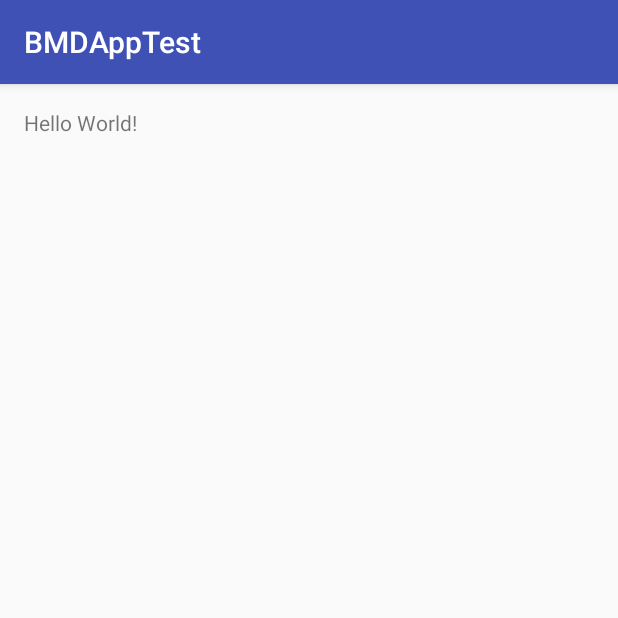
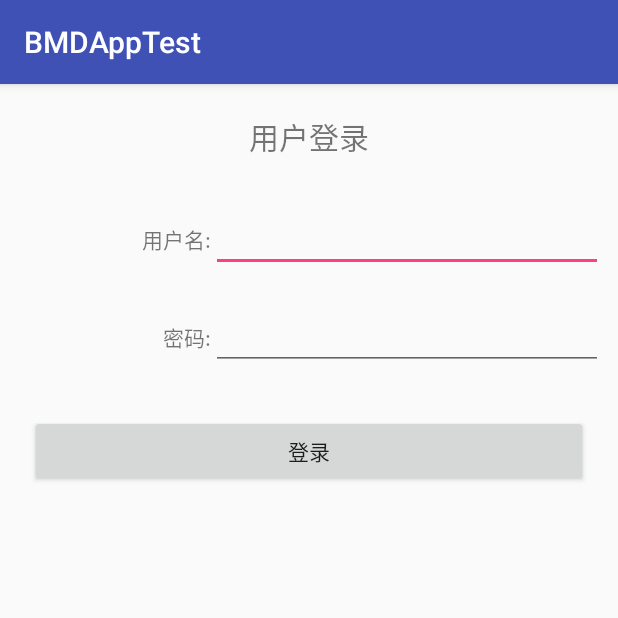
Before and after one commit to 80678156/BMDAppTest, an Android app: the screen it shows after launch (MainActivity), on a phone screen of 412 x 824 dp, the top half of it. Run offline under Robolectric (Android 15) with nearby library versions, the phone set to English and light mode, and no system bars; our stand-ins replace ButterKnife; 1 statement that could not run was skipped.

Commit message:
测试一下

```diff
--- a/app/build.gradle
+++ b/app/build.gradle
@@ -42,12 +42,11 @@ dependencies {
     compile 'io.reactivex.rxjava2:rxandroid:2.0.1'
     compile 'io.reactivex.rxjava2:rxjava:2.0.1'
     //权限处理
-    //compile 'com.tbruyelle.rxpermissions2:rxpermissions:0.9.1@aar'
     compile 'com.tbruyelle.rxpermissions2:rxpermissions:0.9.1@aar'
 
     //http-okgo
     compile 'com.lzy.net:okgo:2.1.4'        //可以单独使用，不需要依赖下方的扩展包
-    compile 'com.lzy.net:okrx:0.1.2'        //RxJava扩展支持，根据需要添加
+    //compile 'com.lzy.net:okrx:0.1.2'        //RxJava扩展支持，根据需要添加
     compile 'com.lzy.net:okserver:1.1.3'    //下载管理和上传管理扩展，根据需要添加
     //view注解
     compile 'com.jakewharton:butterknife:8.5.1'
--- a/app/src/main/AndroidManifest.xml
+++ b/app/src/main/AndroidManifest.xml
@@ -8,7 +8,7 @@
         android:label="@string/app_name"
         android:supportsRtl="true"
         android:theme="@style/AppTheme">
-        <activity android:name=".MainActivity">
+        <activity android:name=".ui.activity.MainActivity">
             <intent-filter>
                 <action android:name="android.intent.action.MAIN" />
 
--- a/app/src/main/java/cn/com/chioy/bmdapptest/MainActivity.java
+++ /dev/null
@@ -1,58 +0,0 @@
-package cn.com.chioy.bmdapptest;
-
-import android.os.Bundle;
-import android.support.v7.app.AppCompatActivity;
-import android.view.View;
-import android.widget.TextView;
-import android.widget.Toast;
-
-import butterknife.BindString;
-import butterknife.BindView;
-import butterknife.ButterKnife;
-import butterknife.OnClick;
-import io.reactivex.Observable;
-import io.reactivex.ObservableEmitter;
-import io.reactivex.ObservableOnSubscribe;
-
-public class MainActivity extends AppCompatActivity {
-
-    // Used to load the 'native-lib' library on application startup.
-    static {
-        System.loadLibrary("native-lib");
-    }
-
-    @BindView(R.id.sample_text) TextView sampleText;
-
-    @BindString(R.string.app_name) String appName ;
-
-    @Override
-    protected void onCreate(Bundle savedInstanceState) {
-        super.onCreate(savedInstanceState);
-        setContentView(R.layout.activity_main);
-        ButterKnife.bind(this);
-
-        // Example of a call to a native method
-        TextView tv = (TextView) findViewById(R.id.sample_text);
-        tv.setText(stringFromJNI());
-    }
-
-    @OnClick(R.id.sample_text) void clickTest(View view){
-
-    }
-
-    public void changeText(){
-        //Toast.makeText(this, "hahahhahahahah!", Toast.LENGTH_SHORT).show();
-        Observable<String> observable = Observable.create(new ObservableOnSubscribe<String>() {
-            @Override
-            public void subscribe(ObservableEmitter<String> e) throws Exception {
-                Toast.makeText(MainActivity.this, "test.", Toast.LENGTH_SHORT).show();
-            }
-        });
-    }
-
-    /**
-     * A native method that is implemented by the 'native-lib' native library,
-     * which is packaged with this application.
-     */
-    public native String stringFromJNI();
-}
--- /dev/null
+++ b/app/src/main/java/cn/com/chioy/bmdapptest/ui/activity/MainActivity.java
@@ -0,0 +1,47 @@
+package cn.com.chioy.bmdapptest.ui.activity;
+
+import android.content.Context;
+import android.os.Bundle;
+import android.support.v7.app.AppCompatActivity;
+import android.view.View;
+import android.view.inputmethod.InputMethodManager;
+import android.widget.Button;
+import android.widget.EditText;
+import android.widget.Toast;
+
+import butterknife.BindView;
+import butterknife.ButterKnife;
+import butterknife.OnClick;
+import cn.com.chioy.bmdapptest.R;
+
+public class MainActivity extends AppCompatActivity {
+
+    // Used to load the 'native-lib' library on application startup.
+    static {
+        System.loadLibrary("native-lib");
+    }
+
+    @BindView(R.id.edit_username) EditText mEditUsername;
+    @BindView(R.id.edit_password) EditText mEditPassword;
+    @BindView(R.id.btn_login) Button mBtnLogin;
+
+    @Override
+    protected void onCreate(Bundle savedInstanceState) {
+        super.onCreate(savedInstanceState);
+        setContentView(R.layout.activity_main);
+        ButterKnife.bind(this);
+
+    }
+
+    @OnClick(R.id.btn_login)void login(View view){
+        InputMethodManager imm = (InputMethodManager)getSystemService(Context.INPUT_METHOD_SERVICE);
+        imm.hideSoftInputFromWindow(mEditPassword.getWindowToken(), 0);
+        Toast.makeText(this, "hahahhahahahah!", Toast.LENGTH_SHORT).show();
+    }
+
+    /**
+     * A native method that is implemented by the 'native-lib' native library,
+     * which is packaged with this application.
+     */
+    //public native String stringFromJNI();
+}
--- a/app/src/main/java/cn/com/chioy/bmdapptest/utils/LogUtil.java
+++ b/app/src/main/java/cn/com/chioy/bmdapptest/utils/LogUtil.java
@@ -2,7 +2,8 @@ package cn.com.chioy.bmdapptest.utils;
 
 import android.util.Log;
 
-import cn.zhaowh.mytest.AppConfig;
+import cn.com.chioy.bmdapptest.base.AppConfig;
+
 
 /**
  * Created by zhaowh on 2017/2/16.
--- a/app/src/main/res/layout/activity_main.xml
+++ b/app/src/main/res/layout/activity_main.xml
@@ -1,18 +1,62 @@
 <?xml version="1.0" encoding="utf-8"?>
-<RelativeLayout xmlns:android="http://schemas.android.com/apk/res/android"
+<LinearLayout xmlns:android="http://schemas.android.com/apk/res/android"
     xmlns:tools="http://schemas.android.com/tools"
     android:id="@+id/activity_main"
     android:layout_width="match_parent"
     android:layout_height="match_parent"
-    android:paddingBottom="@dimen/activity_vertical_margin"
-    android:paddingLeft="@dimen/activity_horizontal_margin"
-    android:paddingRight="@dimen/activity_horizontal_margin"
-    android:paddingTop="@dimen/activity_vertical_margin"
-    tools:context="cn.com.chioy.bmdapptest.MainActivity">
+    android:orientation="vertical"
+    tools:context="cn.com.chioy.bmdapptest.ui.activity.MainActivity">
 
     <TextView
         android:id="@+id/sample_text"
-        android:layout_width="wrap_content"
+        android:layout_width="match_parent"
         android:layout_height="wrap_content"
-        android:text="Hello World!" />
-</RelativeLayout>
+        android:layout_margin="20dp"
+        android:gravity="center_horizontal"
+        android:text="@string/login_title"
+        android:textSize="20sp"
+        />
+    <LinearLayout
+        android:layout_width="match_parent"
+        android:layout_height="wrap_content"
+        android:orientation="horizontal"
+        android:layout_margin="10dp">
+        <TextView
+            android:layout_width="match_parent"
+            android:layout_height="wrap_content"
+            android:layout_weight="2"
+            android:gravity="right"
+            android:text="@string/login_username"
+            />
+        <EditText android:id="@+id/edit_username"
+            android:layout_width="match_parent"
+            android:layout_height="wrap_content"
+            android:layout_weight="1"
+            />
+    </LinearLayout>
+    <LinearLayout
+        android:layout_width="match_parent"
+        android:layout_height="wrap_content"
+        android:orientation="horizontal"
+        android:layout_margin="10dp">
+        <TextView
+            android:layout_width="match_parent"
+            android:layout_height="wrap_content"
+            android:layout_weight="2"
+            android:gravity="right"
+            android:text="@string/login_password"
+            />
+        <EditText android:id="@+id/edit_password"
+            android:layout_width="match_parent"
+            android:layout_height="wrap_content"
+            android:layout_weight="1"
+            android:inputType="textPassword"
+            />
+    </LinearLayout>
+    <Button android:id="@+id/btn_login"
+        android:layout_width="match_parent"
+        android:layout_height="wrap_content"
+        android:layout_margin="20dp"
+        android:text="@string/btn_login"
+        />
+</LinearLayout>
--- a/app/src/main/res/values/strings.xml
+++ b/app/src/main/res/values/strings.xml
@@ -1,4 +1,8 @@
 <resources>
     <string name="app_name">BMDAppTest</string>
     <string name="crash_toast_text">程序崩溃了</string>
+    <string name="login_title">用户登录</string>
+    <string name="login_username">用户名:</string>
+    <string name="login_password">密码:</string>
+    <string name="btn_login">登录</string>
 </resources>
```
Also changed, not shown: app/src/main/java/cn/com/chioy/bmdapptest/base/BaseView.java (added, +9 -0 lines), app/src/main/java/cn/com/chioy/bmdapptest/domain/User.java (added, +31 -0 lines), app/src/main/java/cn/com/chioy/bmdapptest/rx/RxBus.java (added, +81 -0 lines), app/src/main/java/cn/com/chioy/bmdapptest/utils/CollectionUtil.java (added, +35 -0 lines), app/src/main/java/cn/com/chioy/bmdapptest/utils/TextUtil.java (added, +23 -0 lines).
